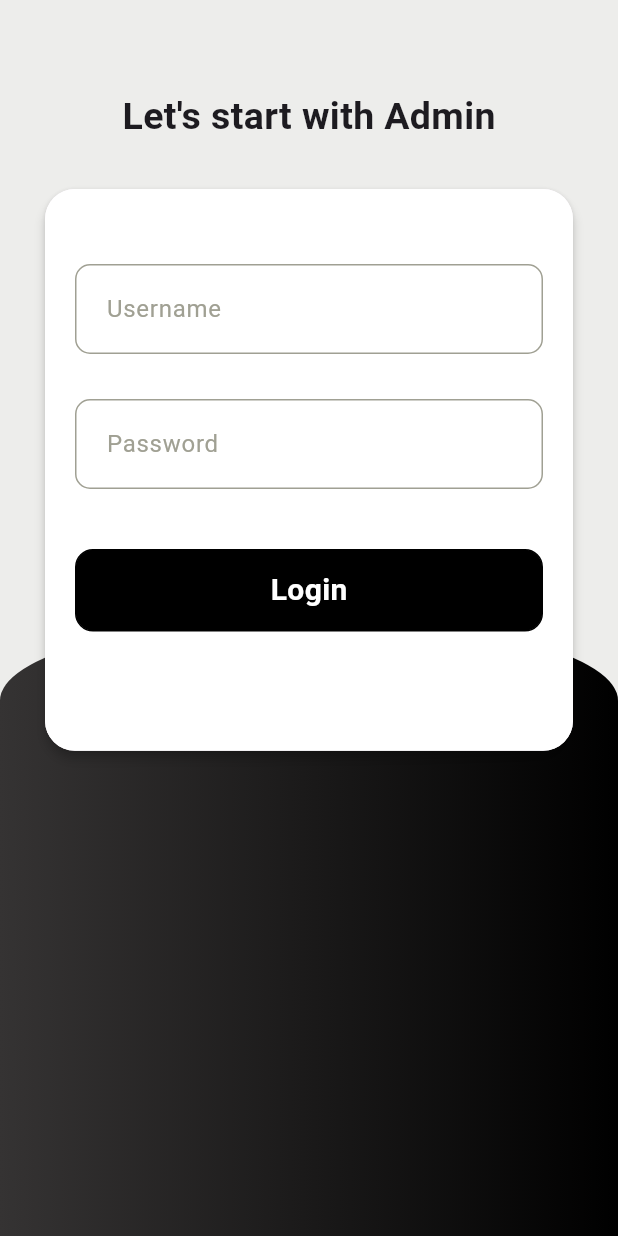
After one commit to ambedgar777/wallpaper_app, a Flutter app: the AdminLogin screen opened directly, on a phone screen of 412 x 824 dp. The commit adds this screen. Run offline on Flutter 3.47's test engine with Material 3 defaults, Android fonts, the phone set to English and light mode, and no system bars; our stand-ins replace cached_network_image, carousel_slider, cloud_firestore, curved_navigation_bar, dio, firebase_core and 7 more; accounts and stored records are empty.

Commit message:
updated code added

```diff
--- /dev/null
+++ b/lib/admin/admin_login.dart
@@ -0,0 +1,204 @@
+import 'package:flutter/cupertino.dart';
+import 'package:flutter/material.dart';
+import 'package:cloud_firestore/cloud_firestore.dart';
+import 'package:wallpape_app/admin/add_wallpaper.dart';
+
+class AdminLogin extends StatefulWidget {
+  @override
+  State<AdminLogin> createState() => _AdminLoginState();
+}
+
+class _AdminLoginState extends State<AdminLogin> {
+  final GlobalKey<FormState> _formKey = GlobalKey<FormState>();
+  TextEditingController usernameController = TextEditingController();
+  TextEditingController passwordController = TextEditingController();
+
+  @override
+  Widget build(BuildContext context) {
+    return Scaffold(
+      backgroundColor: const Color(0xFFededeb),
+      body: Container(
+        child: Stack(
+          children: [
+            Container(
+              margin:
+                  EdgeInsets.only(top: MediaQuery.of(context).size.height / 2),
+              padding: const EdgeInsets.only(top: 45.0, left: 20.0, right: 20.0),
+              height: MediaQuery.of(context).size.height,
+              width: MediaQuery.of(context).size.height,
+              decoration: BoxDecoration(
+                gradient: const LinearGradient(
+                  colors: [
+                    Color.fromARGB(255, 53, 51, 51),
+                    Colors.black,
+                  ],
+                  begin: Alignment.topLeft,
+                  end: Alignment.topRight,
+                ),
+                borderRadius: BorderRadius.vertical(
+                  top:
+                      Radius.elliptical(MediaQuery.of(context).size.width, 110),
+                ),
+              ),
+            ),
+            Container(
+              margin: const EdgeInsets.only(top: 60.0, right: 30.0, left: 30.0),
+              child: Form(
+                key: _formKey,
+                child: Column(
+                  children: [
+                    const Text(
+                      'Let\'s start with Admin',
+                      style: TextStyle(
+                        fontSize: 25,
+                        fontWeight: FontWeight.bold,
+                      ),
+                    ),
+                    const SizedBox(height: 30),
+                    Material(
+                      elevation: 3,
+                      borderRadius: BorderRadius.circular(20),
+                      child: Container(
+                        height: MediaQuery.of(context).size.height / 2.2,
+                        decoration: BoxDecoration(
+                          color: Colors.white,
+                          borderRadius: BorderRadius.circular(20),
+                        ),
+                        child: Column(
+                          children: [
+                            const SizedBox(height: 50),
+                            Container(
+                              padding:
+                                  const EdgeInsets.only(left: 20, bottom: 5, top: 5),
+                              margin: const EdgeInsets.symmetric(horizontal: 20),
+                              decoration: BoxDecoration(
+                                border: Border.all(
+                                  color: const Color.fromARGB(255, 160, 160, 147),
+                                ),
+                                borderRadius: BorderRadius.circular(10),
+                              ),
+                              child: Center(
+                                child: TextFormField(
+                                  controller: usernameController,
+                                  validator: (value) {
+                                    if (value == null || value.isEmpty) {
+                                      return 'Please enter the Username';
+                                    }
+                                  },
+                                  decoration: const InputDecoration(
+                                    border: InputBorder.none,
+                                    hintText: 'Username',
+                                    hintStyle: TextStyle(
+                                      color: Color.fromARGB(255, 160, 160, 147),
+                                    ),
+                                  ),
+                                ),
+                              ),
+                            ),
+                            const SizedBox(height: 30),
+                            Container(
+                              padding:
+                                  const EdgeInsets.only(left: 20, bottom: 5, top: 5),
+                              margin: const EdgeInsets.symmetric(horizontal: 20),
+                              decoration: BoxDecoration(
+                                border: Border.all(
+                                  color: const Color.fromARGB(255, 160, 160, 147),
+                                ),
+                                borderRadius: BorderRadius.circular(10),
+                              ),
+                              child: Center(
+                                child: TextFormField(
+                                  controller: passwordController,
+                                  validator: (value) {
+                                    if (value == null || value.isEmpty) {
+                                      return 'Please enter the Password';
+                                    }
+                                  },
+                                  decoration: const InputDecoration(
+                                    border: InputBorder.none,
+                                    hintText: 'Password',
+                                    hintStyle: TextStyle(
+                                      color: Color.fromARGB(255, 160, 160, 147),
+                                    ),
+                                  ),
+                                ),
+                              ),
+                            ),
+                            const SizedBox(height: 40),
+                            GestureDetector(
+                              onTap: () {
+                                loginAdmin();
+                              },
+                              child: Container(
+                                padding: const EdgeInsets.symmetric(vertical: 12),
+                                margin: const EdgeInsets.symmetric(horizontal: 20),
+                                decoration: BoxDecoration(
+                                  color: Colors.black,
+                                  border: Border.all(
+                                    color: Colors.black,
+                                  ),
+                                  borderRadius: BorderRadius.circular(12),
+                                ),
+                                child: const Center(
+                                  child: Text(
+                                    'Login',
+                                    style: TextStyle(
+                                      fontSize: 20,
+                                      color: Colors.white,
+                                      fontWeight: FontWeight.bold,
+                                    ),
+                                  ),
+                                ),
+                              ),
+                            )
+                          ],
+                        ),
+                      ),
+                    )
+                  ],
+                ),
+              ),
+            )
+          ],
+        ),
+      ),
+    );
+  }
+
+  loginAdmin() {
+    FirebaseFirestore.instance.collection('Admin').get().then((snapshot) {
+      snapshot.docs.forEach((result) {
+        if (result.data()['id'] != usernameController.text.trim()) {
+          ScaffoldMessenger.of(context).showSnackBar(
+            const SnackBar(
+              backgroundColor: Colors.orangeAccent,
+              content: Text(
+                'Your id is not correct',
+                style: TextStyle(
+                  fontSize: 18,
+                ),
+              ),
+            ),
+          );
+        }
+        if (result.data()['password'] != passwordController.text.trim()) {
+          ScaffoldMessenger.of(context).showSnackBar(
+            const SnackBar(
+              backgroundColor: Colors.orangeAccent,
+              content: Text(
+                'Your password is not correct',
+                style: TextStyle(
+                  fontSize: 18,
+                ),
+              ),
+            ),
+          );
+        } else {
+          Route route =
+              MaterialPageRoute(builder: (context) => const AddWallpaper());
+          Navigator.pushReplacement(context, route);
+        }
+      });
+    });
+  }
+}
--- a/lib/pages/search.dart
+++ b/lib/pages/search.dart
@@ -43,7 +43,7 @@ class _SearchState extends State<Search> {
   Widget build(BuildContext context) {
     return Scaffold(
       body: Container(
-        margin: EdgeInsets.only(top: 50.0),
+        margin: const EdgeInsets.only(top: 50.0),
         child: Column(
           children: [
             Center(
@@ -89,11 +89,11 @@ class _SearchState extends State<Search> {
 
                         });
                       },
-                      child: Icon(
+                      child: const Icon(
                         Icons.close,
                         color: Colors.black,
                       ),
-                    ) : Icon(
+                    ) : const Icon(
                       Icons.search_outlined,
                       color: Colors.black,
                     ),
```
Also changed, not shown: lib/admin/add_wallpaper.dart (added, +195 -0 lines), lib/main.dart (+6 -3 lines), lib/pages/all_wallpaper.dart (added, +84 -0 lines), lib/pages/bottom_nav_bar.dart (+4 -4 lines), lib/pages/categories.dart (+31 -10 lines), lib/pages/full_screen.dart (added, +111 -0 lines), lib/service/database.dart (added, +14 -0 lines), lib/widgets/widget.dart (+14 -1 lines), pubspec.yaml (+8 -0 lines), pubspec.lock, 9 other files.
